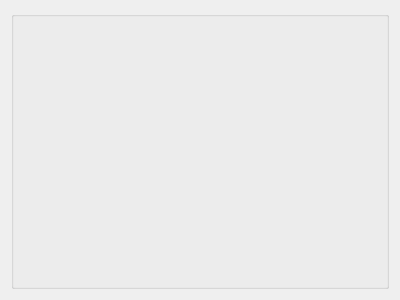
The window that uuid_maker/GUI/modules/QTForms/EjectedObject.ui (Yrij-Zhavoronkov/WintreistsPractice) describes before a commit, drawn with Qt 5.
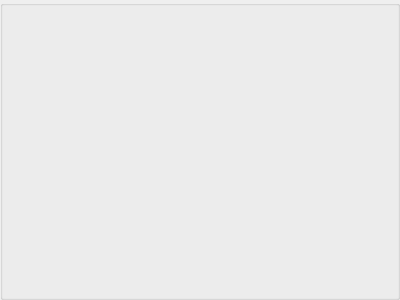
The same window after the commit.

The edit to the form file:
```diff
--- a/uuid_maker/GUI/modules/QTForms/EjectedObject.ui
+++ b/uuid_maker/GUI/modules/QTForms/EjectedObject.ui
@@ -14,12 +14,36 @@
    <string>Form</string>
   </property>
   <layout class="QVBoxLayout" name="verticalLayout">
+   <property name="leftMargin">
+    <number>0</number>
+   </property>
+   <property name="topMargin">
+    <number>0</number>
+   </property>
+   <property name="rightMargin">
+    <number>0</number>
+   </property>
+   <property name="bottomMargin">
+    <number>0</number>
+   </property>
    <item>
     <widget class="QGroupBox" name="groupBox">
      <property name="title">
       <string/>
      </property>
      <layout class="QVBoxLayout" name="verticalLayout_2">
+      <property name="leftMargin">
+       <number>0</number>
+      </property>
+      <property name="topMargin">
+       <number>0</number>
+      </property>
+      <property name="rightMargin">
+       <number>0</number>
+      </property>
+      <property name="bottomMargin">
+       <number>0</number>
+      </property>
       <item>
        <widget class="QLabel" name="label_image">
         <property name="text">
```
